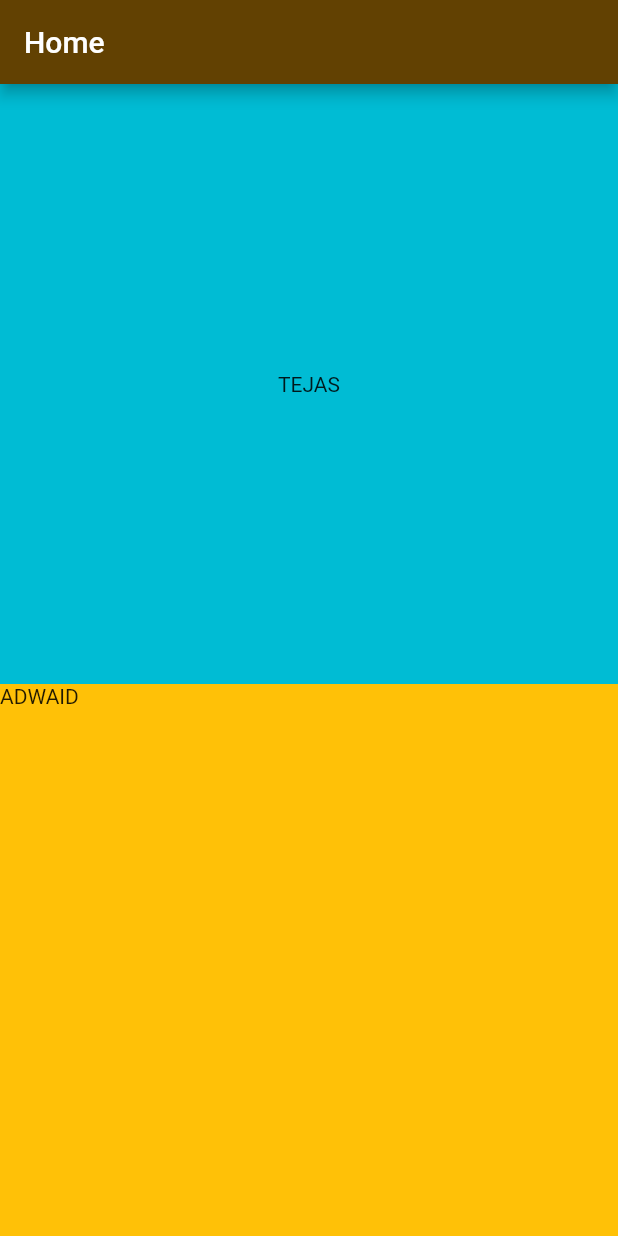
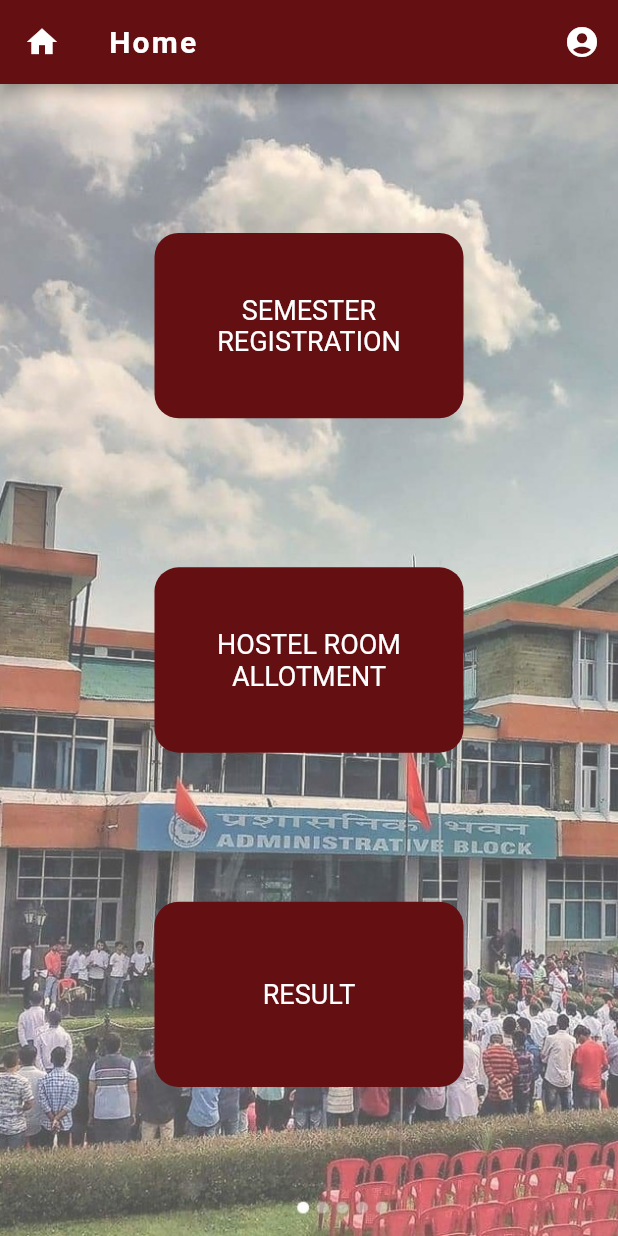
Before and after one commit to triipaathii/Student-NITH, a Flutter app: the Homepage screen opened directly, on a phone screen of 412 x 824 dp. Run offline on Flutter 3.47's test engine with Material 2 defaults, Android fonts, the phone set to English and light mode, and no system bars; our stand-ins replace google_fonts; Roboto replaces fonts that are missing (Abel).

Commit message:
profile, login, homepage ui build

```diff
--- a/lib/homepage.dart
+++ b/lib/homepage.dart
@@ -1,43 +1,90 @@
 import 'package:flutter/material.dart';
+import 'package:google_fonts/google_fonts.dart';
+import 'package:student_nith/profile.dart';
 
-class Homepage extends StatefulWidget {
+class Homepage extends StatelessWidget {
   const Homepage({super.key});
 
   @override
-  State<Homepage> createState() => _HomepageState();
-}
-
-class _HomepageState extends State<Homepage> {
-  @override
   Widget build(BuildContext context) {
+    final height = MediaQuery.of(context).size.height;
+    final width = MediaQuery.of(context).size.width;
     return Scaffold(
-      backgroundColor: Colors.blueGrey.shade600,
       appBar: AppBar(
-        backgroundColor: Color(0xff624102),
-        title: Text("Home"),
+        backgroundColor: const Color(0xff640f12),
+        leading: const Icon(
+          Icons.home,
+          color: Colors.white,
+        ),
+        primary: true,
+        title: Text(
+          "Home",
+          style:
+              GoogleFonts.abel(fontWeight: FontWeight.bold, letterSpacing: 1.5),
+        ),
+        actions: [
+          IconButton(
+              onPressed: () {
+                Navigator.push(context,
+                    MaterialPageRoute(builder: (context) => const Profile()));
+              },
+              icon: const Icon(
+                Icons.account_circle,
+                color: Colors.white,
+              ))
+        ],
       ),
-      body: SingleChildScrollView(
+      body: Container(
+        decoration: const BoxDecoration(
+            image: DecorationImage(
+                image: AssetImage("assets/images/bg.jpg"),
+                fit: BoxFit.cover,
+                opacity: 0.7)),
         child: Column(
+          mainAxisAlignment: MainAxisAlignment.spaceEvenly,
           children: [
             Container(
-              height: 400,
+              padding: const EdgeInsets.all(10),
               alignment: Alignment.center,
-
+              decoration: BoxDecoration(
+                  color: const Color(0xff640f12),
+                  borderRadius: BorderRadius.circular(16)),
+              height: height * 0.15,
               width: double.infinity,
-              color: Colors.cyan,
-              child: Text("TEJAS"),
+              margin: EdgeInsets.symmetric(horizontal: width * 0.25),
+              child: Text(
+                "SEMESTER REGISTRATION",
+                textAlign: TextAlign.center,
+                style: GoogleFonts.abel(color: Colors.white, fontSize: 18),
+              ),
             ),
             Container(
-              height: 400,
-              width: double.infinity,
-              color: Colors.amber,
-              child: Text("ADWAID"),
+              padding: const EdgeInsets.all(10),
+              alignment: Alignment.center,
+              decoration: BoxDecoration(
+                  color: const Color(0xff640f12),
+                  borderRadius: BorderRadius.circular(16)),
+              height: height * 0.15,
+              width: width * 0.5,
+              child: Text(
+                "HOSTEL ROOM ALLOTMENT",
+                textAlign: TextAlign.center,
+                style: GoogleFonts.abel(color: Colors.white, fontSize: 18),
+              ),
             ),
             Container(
-              height: 400,
-              width: double.infinity,
-              color: Colors.deepPurpleAccent,
-              child: Text("LENDI"),
+              padding: const EdgeInsets.all(10),
+              alignment: Alignment.center,
+              decoration: BoxDecoration(
+                  color: const Color(0xff640f12),
+                  borderRadius: BorderRadius.circular(16)),
+              height: height * 0.15,
+              width: width * 0.5,
+              child: Text(
+                "RESULT",
+                textAlign: TextAlign.center,
+                style: GoogleFonts.abel(color: Colors.white, fontSize: 18),
+              ),
             )
           ],
         ),
--- a/lib/main.dart
+++ b/lib/main.dart
@@ -1,6 +1,5 @@
 import 'package:flutter/material.dart';
-
-import 'homepage.dart';
+import 'package:student_nith/login.dart';
 
 void main() {
   runApp(const MyApp());
@@ -12,7 +11,7 @@ class MyApp extends StatelessWidget {
   @override
   Widget build(BuildContext context) {
     return const MaterialApp(
-      home: Homepage(),
+      home: LogIn(),
     );
   }
 }
--- a/pubspec.yaml
+++ b/pubspec.yaml
@@ -35,6 +35,7 @@ dependencies:
   # The following adds the Cupertino Icons font to your application.
   # Use with the CupertinoIcons class for iOS style icons.
   cupertino_icons: ^1.0.2
+  google_fonts: ^4.0.3
 
 dev_dependencies:
   flutter_test:
@@ -59,8 +60,8 @@ flutter:
   uses-material-design: true
 
   # To add assets to your application, add an assets section, like this:
-  # assets:
-  #   - images/a_dot_burr.jpeg
+  assets:
+    - assets/images/
   #   - images/a_dot_ham.jpeg
 
   # An image asset can refer to one or more resolution-specific "variants", see
```
Also changed, not shown: lib/login.dart (added, +110 -0 lines), lib/profile.dart (added, +355 -0 lines), assets/images/bg.jpg (added), assets/images/man.png (added), assets/images/nith_logo.png (added), pubspec.lock, 2 other files.
